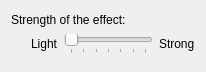
Before: the Qt Designer form effects/blur/blur_config.ui in KDE/kwin, drawn with Qt 5.
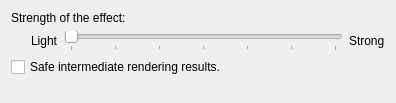
After: the same form once the commit is applied.

Commit message:
kwin: Optimizing Blur Part II
This patch adds an optional texture cache to the blur effect such that damaged windows in
front of the blurred region dont trigger a repaint of the whole blurred region which pretty
often results in a avalanche repaint of nearly the whole screen.

What changed in the file:
```diff
--- a/effects/blur/blur_config.ui
+++ b/effects/blur/blur_config.ui
@@ -6,8 +6,8 @@
    <rect>
     <x>0</x>
     <y>0</y>
-    <width>206</width>
-    <height>72</height>
+    <width>396</width>
+    <height>103</height>
    </rect>
   </property>
   <layout class="QVBoxLayout" name="verticalLayout">
@@ -74,11 +74,27 @@
      </item>
     </layout>
    </item>
+   <item>
+    <widget class="QCheckBox" name="checkBox">
+     <property name="toolTip">
+      <string extracomment="Enables an internal texture cache which saves the background of the blurred area. This results in less repaints and in a slightly higher memory usage."/>
+     </property>
+     <property name="text">
+      <string>Safe intermediate rendering results.</string>
+     </property>
+    </widget>
+   </item>
    <item>
     <spacer name="verticalSpacer">
      <property name="orientation">
       <enum>Qt::Vertical</enum>
      </property>
+     <property name="sizeHint" stdset="0">
+      <size>
+       <width>0</width>
+       <height>0</height>
+      </size>
+     </property>
     </spacer>
    </item>
   </layout>
```
The commit also changes 14 other files.
